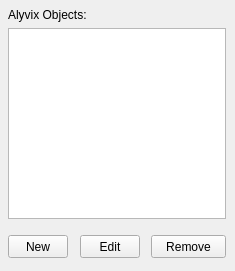
Qt form alyvix/extra/robotide/qt_ui/alyvix_object_selection_view.ui (alyvix/alyvix) before a commit.
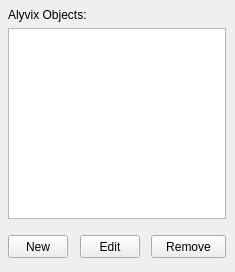
The same form after that commit.

The edit to the form file:
```diff
--- a/alyvix/extra/robotide/qt_ui/alyvix_object_selection_view.ui
+++ b/alyvix/extra/robotide/qt_ui/alyvix_object_selection_view.ui
@@ -7,7 +7,7 @@
     <x>0</x>
     <y>0</y>
     <width>235</width>
-    <height>271</height>
+    <height>272</height>
    </rect>
   </property>
   <property name="windowTitle">
```
Left out of the diff: 32 changed lines with no effect on the pictures.
